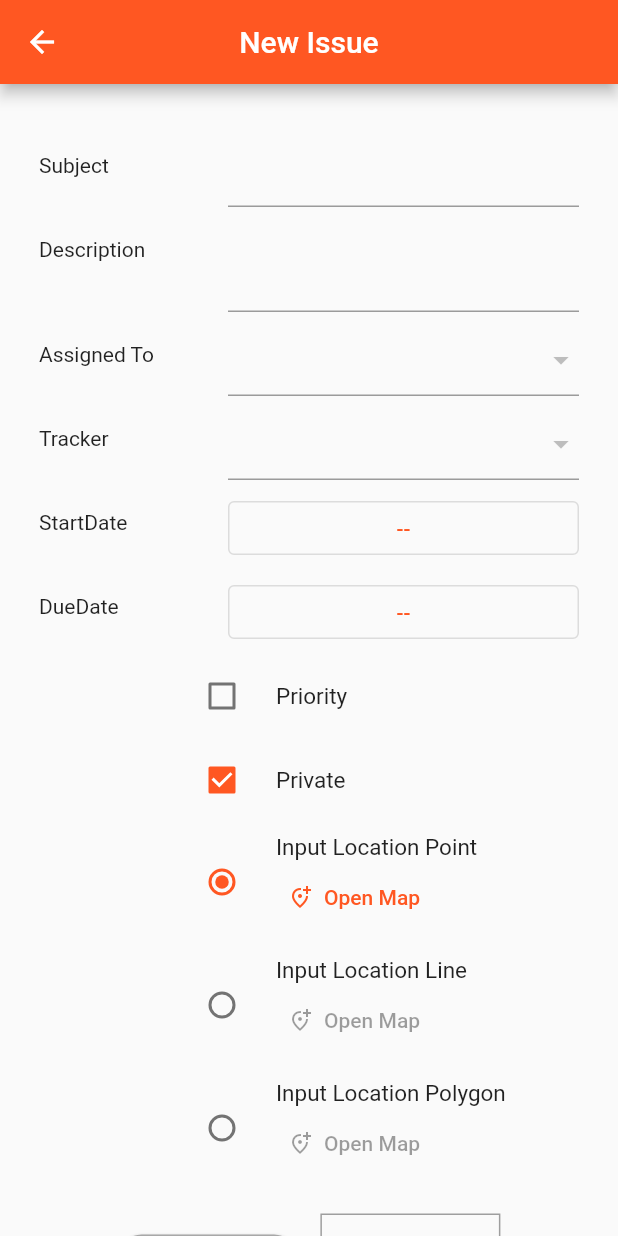
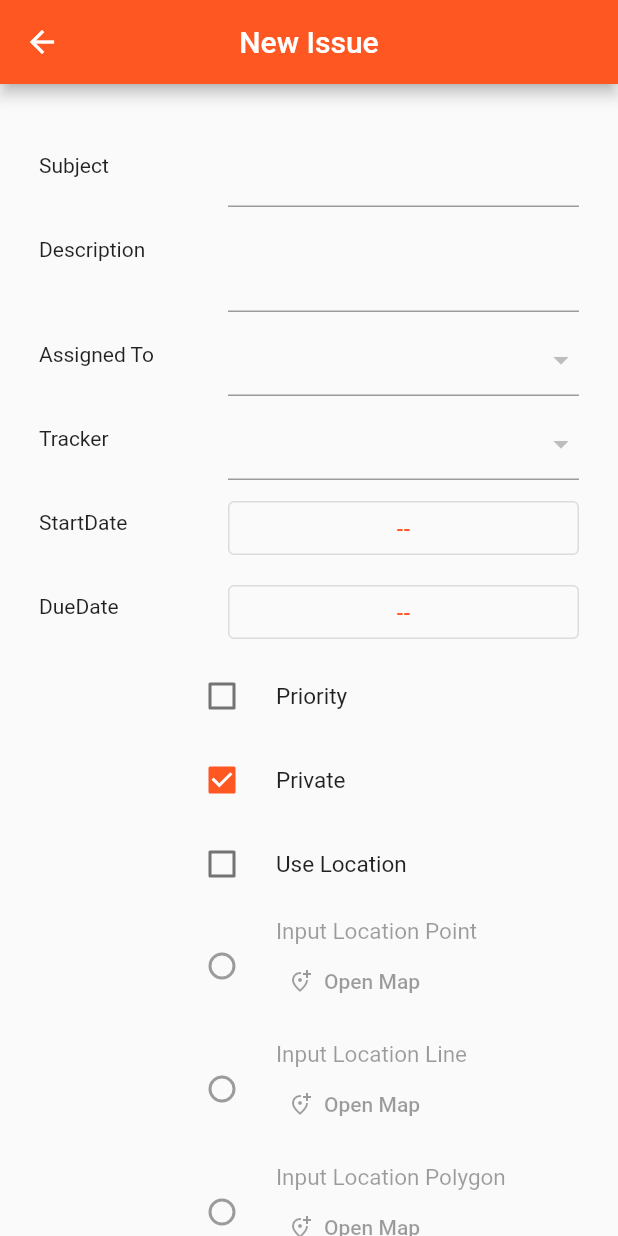
Before and after one commit to mbasa-georepublic/lobsta_client, a Flutter app: the IssueEntryPage screen opened directly with empty values, on a phone screen of 412 x 824 dp. Run offline on Flutter 3.47's test engine with Material 2 defaults, Android fonts, the phone set to English and light mode, and no system bars; our stand-ins replace cached_network_image, dio, flutter_map, image_picker, latlong2, location and 1 more; missing offline and left inert: flutter_cached_pdfview, flutter_map_dragmarker, flutter_map_line_editor; accounts and stored records are empty; network calls fail.

Commit message:
modified ui for new issue. enlarged edit icons for polygon and polyline.

```diff
--- a/lib/pages/issue_entry_page.dart
+++ b/lib/pages/issue_entry_page.dart
@@ -33,7 +33,7 @@ class IssueEntryPageState extends State<IssueEntryPage> {
   bool _isPrivate = true;
   bool _isPriority = false;
 
-  bool _useLocation = true;
+  bool _useLocation = false;
 
   Polyline _polyline = Polyline(
     points: [],
@@ -52,7 +52,7 @@ class IssueEntryPageState extends State<IssueEntryPage> {
   int _trackerId = 0;
   int _projectId = 0;
 
-  int _geomType = 0;
+  int _geomType = -1;
 
   String _mUrl = "";
   String _apiKey = "";
@@ -377,16 +377,38 @@ class IssueEntryPageState extends State<IssueEntryPage> {
                       leading: const SizedBox(
                         width: 70,
                       ),
+                      title: CheckboxListTile(
+                        controlAffinity: ListTileControlAffinity.leading,
+                        dense: true,
+                        value: _useLocation,
+                        onChanged: (v) {
+                          _useLocation = v!;
+                          if (!_useLocation) {
+                            _geomType = -1;
+                          }
+                          setState(() {});
+                        },
+                        title: const Text(
+                          "Use Location",
+                          style: TextStyle(fontSize: 15),
+                        ),
+                      ),
+                    ),
+                    ListTile(
+                      leading: const SizedBox(
+                        width: 70,
+                      ),
                       title: RadioListTile(
                         controlAffinity: ListTileControlAffinity.leading,
                         dense: true,
                         value: 0,
                         groupValue: _geomType,
-                        onChanged: (v) async {
-                          _useLocation = true;
+                        onChanged: _useLocation
+                            ? (v) async {
                                 _geomType = int.parse(v.toString());
                                 setState(() {});
-                        },
+                              }
+                            : null,
                         title: const Text(
                           "Input Location Point",
                           style: TextStyle(fontSize: 15),
@@ -429,11 +451,12 @@ class IssueEntryPageState extends State<IssueEntryPage> {
                         controlAffinity: ListTileControlAffinity.leading,
                         dense: true,
                         value: 1,
-                        onChanged: (v) async {
-                          _useLocation = true;
+                        onChanged: _useLocation
+                            ? (v) async {
                                 _geomType = int.parse(v.toString());
                                 setState(() {});
-                        },
+                              }
+                            : null,
                         title: const Text(
                           "Input Location Line",
                           style: TextStyle(fontSize: 15),
@@ -473,11 +496,12 @@ class IssueEntryPageState extends State<IssueEntryPage> {
                         controlAffinity: ListTileControlAffinity.leading,
                         dense: true,
                         value: 2,
-                        onChanged: (v) async {
-                          _useLocation = true;
+                        onChanged: _useLocation
+                            ? (v) async {
                                 _geomType = int.parse(v.toString());
                                 setState(() {});
-                        },
+                              }
+                            : null,
                         title: const Text(
                           "Input Location Polygon",
                           style: TextStyle(fontSize: 15),
--- a/lib/pages/issue_mapview_page_line.dart
+++ b/lib/pages/issue_mapview_page_line.dart
@@ -70,8 +70,8 @@ class IssueMapViewPageLineState extends State<IssueMapViewPageLine> {
     _polyEditor = PolyEditor(
       addClosePathMarker: false,
       points: _polyline.points,
-      pointIcon: const Icon(Icons.crop_square, size: 25),
-      intermediateIcon: const Icon(Icons.lens, size: 15, color: Colors.grey),
+      pointIcon: const Icon(Icons.crop_square, size: 30),
+      intermediateIcon: const Icon(Icons.lens, size: 30, color: Colors.grey),
       callbackRefresh: () => {setState(() {})},
     );
   }
--- a/lib/pages/issue_mapview_page_polygon.dart
+++ b/lib/pages/issue_mapview_page_polygon.dart
@@ -73,8 +73,8 @@ class IssueMapViewPagePolygonState extends State<IssueMapViewPagePolygon> {
     _polyEditor = PolyEditor(
       addClosePathMarker: true,
       points: _polygon.points,
-      pointIcon: const Icon(Icons.crop_square, size: 23),
-      intermediateIcon: const Icon(Icons.lens, size: 15, color: Colors.grey),
+      pointIcon: const Icon(Icons.crop_square, size: 30),
+      intermediateIcon: const Icon(Icons.lens, size: 30, color: Colors.grey),
       callbackRefresh: () => {setState(() {})},
     );
   }
```
Lines whose indentation alone changed are shown as unchanged.
